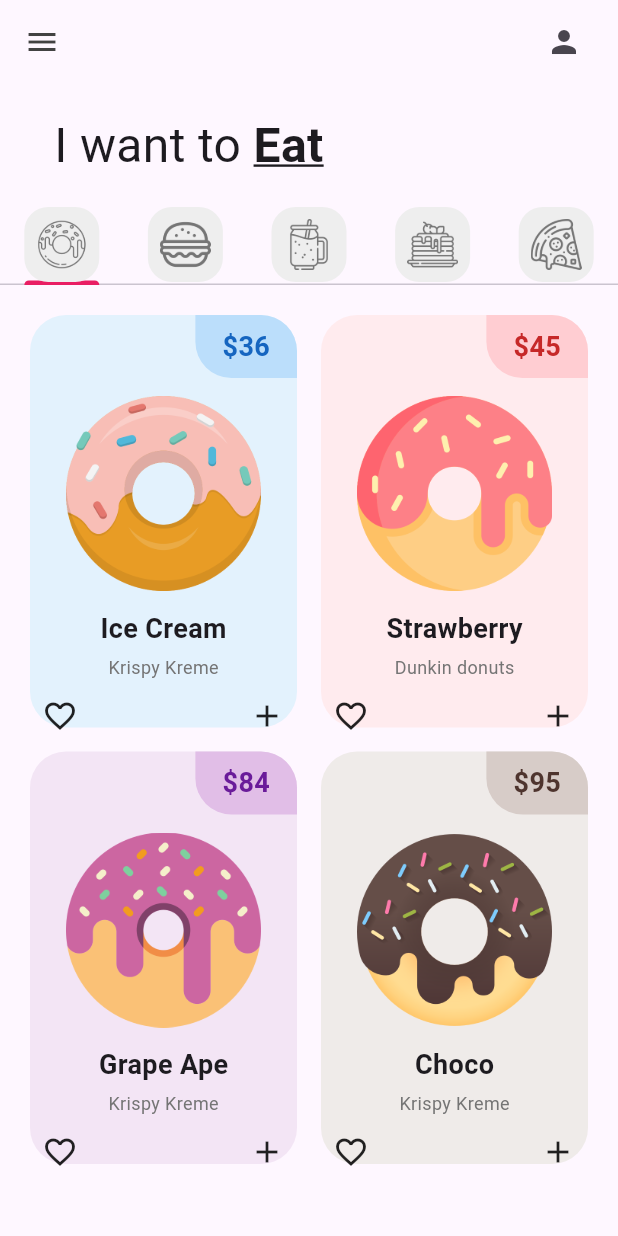
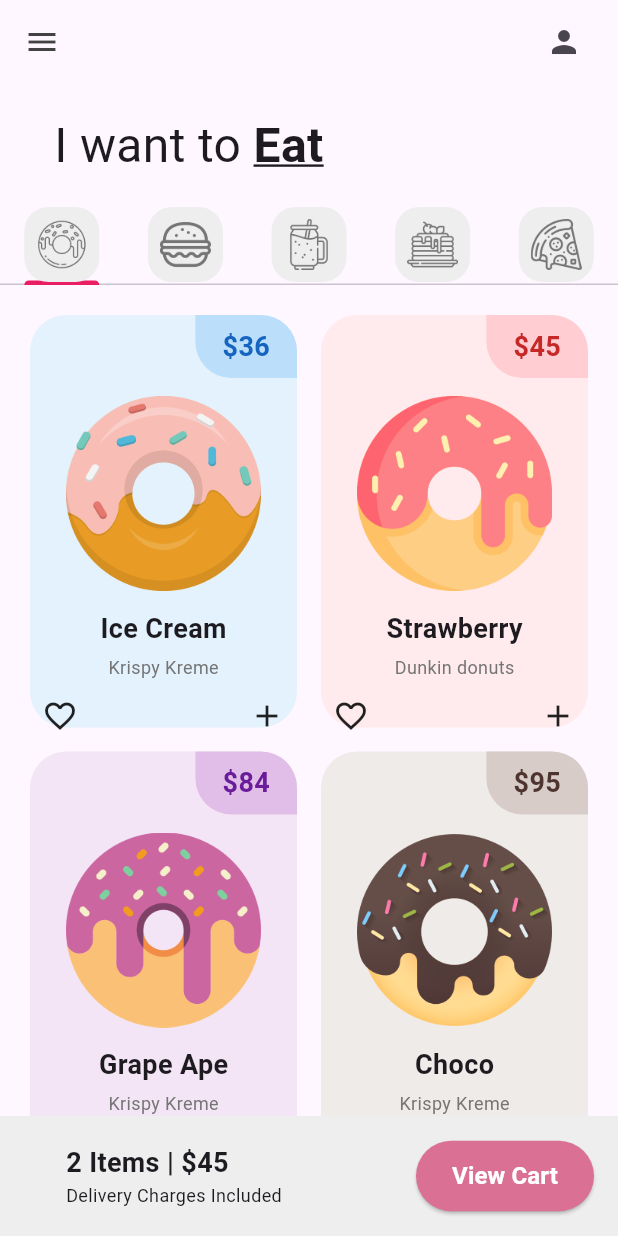
Before and after one commit to BettaLR/flutter_application_1, a Flutter app: the screen it shows after launch, on a phone screen of 412 x 824 dp. Run offline on Flutter 3.47's test engine with Material 3 defaults, Android fonts, the phone set to English and light mode, and no system bars.

Commit message:
UI finished

```diff
--- a/lib/pages/home_page.dart
+++ b/lib/pages/home_page.dart
@@ -40,7 +40,8 @@ class _HomePageState extends State<HomePage> {
               Icons.menu,
               color: Colors.grey[800],
             ),
-          actions: [Padding(
+            actions: [
+              Padding(
                 padding: const EdgeInsets.only(right: 24.0),
                 child: Icon(Icons.person),
               )
@@ -50,11 +51,14 @@ class _HomePageState extends State<HomePage> {
             children: [
               //Texto "I want to eat"
               Padding(
-              padding: const EdgeInsets.symmetric(horizontal: 36, vertical: 18),
+                padding:
+                    const EdgeInsets.symmetric(horizontal: 36, vertical: 18),
                 child: Row(
                   children: [
                     Text("I want to ", style: TextStyle(fontSize: 32)),
-                  Text("Eat", style: TextStyle(
+                    Text(
+                      "Eat",
+                      style: TextStyle(
                           //Tamaño de letra
                           fontSize: 32,
                           //Negritas
@@ -69,17 +73,59 @@ class _HomePageState extends State<HomePage> {
               TabBar(tabs: myTabs),
               //Tab bar View(Contenido de pestañas)
               Expanded(
-              child:TabBarView(children: [
+                  child: TabBarView(
+                children: [
                   DonutTab(),
                   BurgerTab(),
                   SmoothieTab(),
                   PancakesTab(),
                   PizzaTab(),
-
-              ],)
-
+                ],
+              )),
+              //Carrito
+              Container(
+                color: Colors.grey[200],
+                padding: const EdgeInsets.all(16),
+                child: Row(
+                  mainAxisAlignment: MainAxisAlignment.spaceBetween,
+                  children: [
+                    Padding(
+                      padding: EdgeInsets.only(left: 28),
+                      child: Column(
+                        //Alinear a la izquierda (horizontal)
+                        crossAxisAlignment: CrossAxisAlignment.start,
+                        children: [
+                          Text(
+                            '2 Items | \$45',
+                            style: TextStyle(
+                                fontSize: 18, fontWeight: FontWeight.bold),
+                          ),
+                          Text(
+                            'Delivery Charges Included',
+                            style: TextStyle(
+                              fontSize: 12,
+                            ),
+                          ),
+                        ],
+                      ),
+                    ),
+                    ElevatedButton(
+                        onPressed: () {},
+                        style: ElevatedButton.styleFrom(
+                            backgroundColor:
+                                const Color.fromARGB(255, 218, 113, 148),
+                            padding: const EdgeInsets.symmetric(
+                                horizontal: 24, vertical: 12)),
+                        child: const Text(
+                          'View Cart',
+                          style: TextStyle(
+                              fontSize: 16,
+                              fontWeight: FontWeight.bold,
+                              color: Colors.white),
+                        )),
+                  ],
+                ),
               )
-            //Carrito
             ],
           )),
     );
```
Lines whose indentation alone changed are shown as unchanged.
